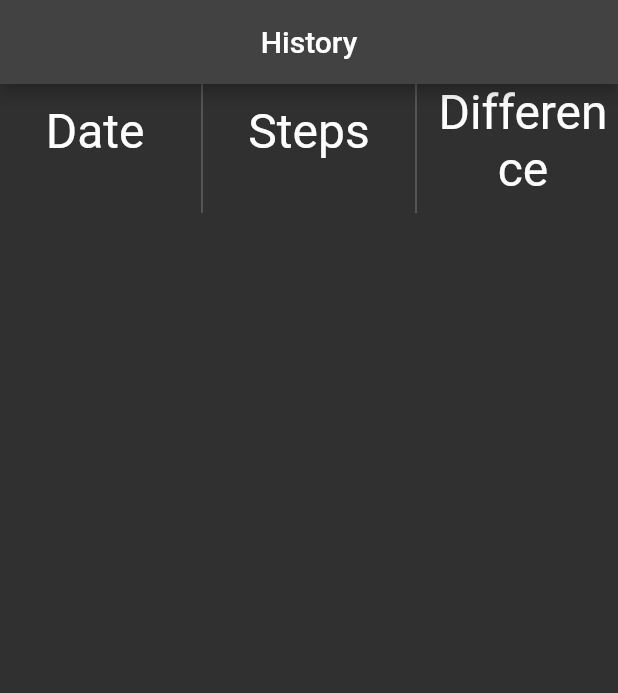
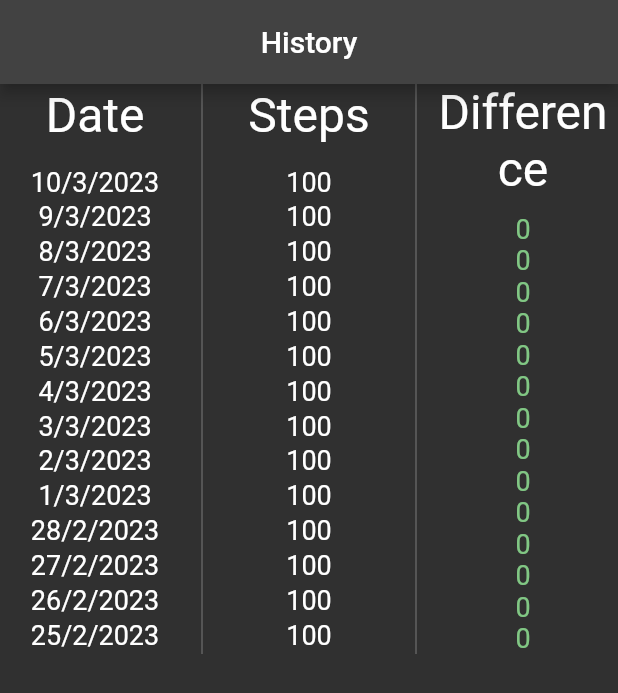
Before and after one commit to Sonorhc314/PI_flutter, a Flutter app: the screen it shows after launch, after a tap on "History", on a phone screen of 412 x 824 dp. Shown: the top 693 px of the screen. Run offline on Flutter 3.47's test engine with Material 2 defaults, Android fonts, the phone set to English and light mode, and no system bars.

Commit message:
history refactoring and progress indication
Started refactoring History (still more needs to be done, but made a good start) and created new class for user data that can be expanded upon later. Also added progress indication on homepage for number of steps in comparison to daily and weekly goal.

```diff
--- a/lib/dialog_button.dart
+++ b/lib/dialog_button.dart
@@ -8,11 +8,11 @@ class DialogButton extends Button {
   DialogButton({
     super.key,
     required super.buttonText,
-    required this.dialogTitle,
+    this.dialogTitle,
     this.dialogText,
   }) : super(onPressed: (BuildContext context) {
     // Creates title and actions for the dialog box
-    Widget title = Text(dialogTitle);
+    Widget title = Text(dialogTitle ?? buttonText);
     List<Widget> actions = [
       TextButton(
         onPressed: () => Navigator.pop(context, 'OK'),
@@ -30,7 +30,7 @@ class DialogButton extends Button {
   });
 
   // The title of the dialog box
-  final String dialogTitle;
+  final String? dialogTitle;
 
   // The text in the main body of the dialog box
   final String? dialogText;
--- a/lib/history.dart
+++ b/lib/history.dart
@@ -1,58 +1,27 @@
 import 'package:flutter/material.dart';
+import 'package:flutter_first/user_data.dart';
 
-class HistoryState extends ChangeNotifier {//stores current history data
-  static var history = <List<int>>[]; //Array storing history in format [dd,mm,yyyy,steps,stepsChangeFromPreviousDay]
-  var prev = 0;
+class History extends StatelessWidget {
+  History({super.key, required this.userData});
 
-  bool addData(int val) {
-    int diff;
-    if (history.isNotEmpty) {
-      diff = val - prev;
-    } else {
-      diff = 0;
-    }
-    history.add([
-      DateTime.now().day,
-      DateTime.now().month,
-      DateTime.now().year,
-      val,
-      diff,
-    ]);
-    prev = val;
-    //notifyListeners(); //Originally planned to use some other method(but it didnt work)
-    return true;
-  }
-}
-class Testing extends StatelessWidget {
-  const Testing({super.key});
+  // User data to be displayed in the table
+  final UserData userData;
+
+  // Text colours for history table
+  final greenText = TextStyle(fontSize: 18, color:Colors.green[300]);
+  final redText = TextStyle(fontSize: 18, color:Colors.red[300]);
+  final titleText = const TextStyle(fontSize:32, color: Colors.white);
+  final normalText = const TextStyle(fontSize:18, color: Colors.white);
 
   @override
   Widget build(BuildContext context) {
-    var appState = HistoryState.history;
-
-    var greenText = TextStyle(fontSize: 18, color:Colors.green[300]);
-    var redText = TextStyle(fontSize: 18, color:Colors.red[300]);
-    var titleText = const TextStyle(fontSize:32, color: Colors.white);
-    var normalText = const TextStyle(fontSize:18, color: Colors.white);
-    /*var style = theme.textTheme.displayMedium!.copyWith(
-      color: theme.colorScheme.primary,
-    );
-    var style2 = theme.textTheme.displaySmall!.copyWith(
-      color: theme.colorScheme.primary,
-    );
-    var redText = theme.textTheme.displaySmall!.copyWith(
-      color: Colors.red[300],
-    );
-    var greenText = theme.textTheme.displaySmall!.copyWith(
-      color: Colors.green[300],
-    );*/
     return MaterialApp(
       theme: ThemeData.dark(),
       home: Scaffold(
         appBar: AppBar(
           title: const Center(
-              child:
-              Text("History")),
+              child: Text("History")
+          ),
         ),
         body: ListView(
           children: [
@@ -67,14 +36,13 @@ class Testing extends StatelessWidget {
                       children: [
                         SizedBox(width:200, child: Text("Date", textAlign: TextAlign.center, style:titleText)),
                         const SizedBox(height:10),
-                        //Container(margin: EdgeInsetsDirectional.only(start:1,end:1),height: 100,color:Colors.blue,),
-                        for (var thing in appState.reversed)
+                        for (DataEntry entry in userData.entries.reversed)
                           SizedBox(width:300, child: Text(
-                              "${thing[0]}/${thing[1]}/${thing[2]}",
+                              "${entry.date.day}/${entry.date.month}/${entry.date.year}",
                               textAlign: TextAlign.center,
                               style:normalText
                             )
-                          ),//Date
+                          ),
                       ]
                     )
                   ),
@@ -85,10 +53,9 @@ class Testing extends StatelessWidget {
                       children: [
                         SizedBox(width:200, child: Text("Steps", textAlign: TextAlign.center, style:titleText)),
                         const SizedBox(height:10),
-                        //Divider(),
-                        for (var thing in appState.reversed)
+                        for (DataEntry entry in userData.entries.reversed)
                           SizedBox(width:200, child: Text(
-                              thing[3].toString(),
+                              entry.steps.toString(),
                               textAlign: TextAlign.center,
                               style: normalText
                             )
@@ -101,43 +68,21 @@ class Testing extends StatelessWidget {
                     child: Column(
                       mainAxisAlignment: MainAxisAlignment.spaceEvenly,
                       children: [
-                        SizedBox(width:200, child: Text("Difference", textAlign: TextAlign.center, style:titleText)),
+                        SizedBox(width:200, child: Text("Difference", textAlign: TextAlign.center, style: titleText)),
                         const SizedBox(height:10),
-                        //Divider(),
-                        for (var thing in appState.reversed)
-                          SizedBox(width:200,child:Text(
-                              (thing[4] > 0 ? '+':'')+thing[4].toString(),
+                        for (DataEntry entry in userData.entries.reversed)
+                          SizedBox(
+                            width:200,
+                            child: Text(
+                              (entry.difference > 0 ? '+' : '') + entry.difference.toString(),
                               textAlign: TextAlign.center,
-                              style: thing[4] >= 0 ? greenText:redText
+                              style: entry.difference >= 0 ? greenText : redText
                             )
                           )
                       ],
                     ),
                   )
-
-                  /*
-                  Row(
-                    mainAxisAlignment: MainAxisAlignment.spaceEvenly,
-                    children: [
-                      SizedBox(width:200, child: Text("Date", style:style)),
-                      SizedBox(width:200, child: Text("Steps", style:style)),
-                      SizedBox(width:200, child: Text("Difference", style:style)),
-                    ]
-                  ),
-                  Divider(),
-                  for (var thing in appState.history.reversed) IntrinsicHeight(
-                    child: Row(
-                        mainAxisSize: MainAxisSize.min,
-                        mainAxisAlignment: MainAxisAlignment.spaceEvenly,
-                        children: [
-                          SizedBox(width:200, child: Text("${thing[0]}/${thing[1]}/${thing[2]}",style:style2)),
-                          VerticalDivider(),
-                          SizedBox(width:200, child: Text(thing[3].toString(),style:style2)),
-                          VerticalDivider(),
-                          SizedBox(width:200,child:Text((thing[4] > 0 ? '+':'')+thing[4].toString(),style: thing[4] >= 0 ? greenText:redText)
-                        ),]),
-                  ),
-                */],
+                ],
               ),
             ),
           ],
--- a/lib/main.dart
+++ b/lib/main.dart
@@ -1,5 +1,8 @@
 import 'package:flutter/material.dart';
+
+import 'package:flutter_first/user_data.dart';
 import 'package:flutter_first/history.dart';
+
 import 'package:flutter_first/button.dart';
 import 'package:flutter_first/dialog_button.dart';
 import 'package:flutter_first/text_box_button.dart';
@@ -34,14 +37,17 @@ class Home extends StatefulWidget {
   const Home({super.key});
 
   @override
-  State<Home> createState() => _Home();
+  State<Home> createState() => _HomeState();
 }
 
-class _Home extends State<Home> {
-  var history = HistoryState();
-  int dailyGoal = 0;
-  int weeklyGoal = 0;
+class _HomeState extends State<Home> {
+  // Default state values
+  int dailyGoal = 4000;
+  int weeklyGoal = 30000;
   String username = "User";
+
+  // Creates new user data table (later this can be fetched from database)
+  final UserData userData = UserData();
 
   @override
   Widget build(BuildContext context) {
@@ -55,37 +61,37 @@ class _Home extends State<Home> {
           const SizedBox(height: 8),
           Center(
             child: Text(
-              "Welcome, $username\n\nYour current goals:\n",
+              "Welcome, $username\n\nYour current progress:\n",
               style: const TextStyle(
                 fontSize: 20.0,
               ),
+              textAlign: TextAlign.center,
             ),
           ),
           Center(
             child: Text(
-              "Weekly goal: $weeklyGoal\n"
-                  "Daily goal: $dailyGoal",
+              "Daily progress: ${userData.getDailyTotal()}/$dailyGoal\n"
+              "Weekly progress: ${userData.getWeeklyTotal()}/$weeklyGoal",
               style: const TextStyle(
                 fontSize: 17.0,
               ),
+              textAlign: TextAlign.center,
             ),
           ),
           const SizedBox(height: 30),
           TextBoxDialogButton(
             buttonText: "Log Steps",
-            dialogTitle: "Log Steps",
             textBoxHint: "Enter steps...",
             dialogActions: [
               DialogAction("Submit", (TextEditingController t) {
                 int? steps = int.tryParse(t.text);
-                if (steps != null) history.addData(steps);
+                if (steps != null) setState(() => userData.addEntry(steps));
               }),
               DialogAction("Cancel", null)
             ],
           ),
           TextBoxDialogButton(
             buttonText: "Change/Set Goals",
-            dialogTitle: "Change/Set Goals",
             textBoxHint: "Enter new goal...",
             dialogActions: [
               DialogAction("Daily Goal", (TextEditingController t) {
@@ -104,16 +110,16 @@ class _Home extends State<Home> {
           Button(
             buttonText: "History",
             onPressed: (BuildContext context) {
-              Navigator.push(context, MaterialPageRoute(builder: (context) => const Testing(),));
+              Navigator.push(
+                context, MaterialPageRoute(builder: (context) => History(userData: userData),
+              ));
             },
           ),
           DialogButton(
             buttonText: "Recommendations",
-            dialogTitle: "Recommendations",
           ),
           DialogButton(
             buttonText: "Weekly Report",
-            dialogTitle: "Weekly Report",
           ),
         ],
       ),
--- /dev/null
+++ b/lib/user_data.dart
@@ -0,0 +1,66 @@
+// A singular entry in the user data table
+class DataEntry {
+  final DateTime date;
+  final int steps;
+  final int difference;
+
+  DataEntry(this.date, this.steps, this.difference);
+}
+
+// Class to store all of a user's data
+class UserData {
+  // Add 2 weeks of data for testing
+  UserData() {
+    DateTime startDate = DateTime(2023, 2, 25);
+    for (int i = 0; i < 14; i++) {
+      entries.add(DataEntry(startDate.add(Duration(days: i)), 100, 0));
+    }
+  }
+
+  // All data entries for this user
+  List<DataEntry> entries = [];
+
+  // Adds a new entry for the current date
+  void addEntry(int steps) {
+    entries.add(DataEntry(
+      DateTime.now(), steps,
+      entries.isEmpty ? 0 : steps - entries.last.steps
+    ));
+  }
+
+  // Gets the total amount of steps on days that satisfy a given condition
+  int getTotal(bool Function(DateTime, DateTime) dateCondition, DateTime comparisonDate) {
+    int total = 0;
+    for (DataEntry entry in entries) {
+      if (dateCondition(entry.date, comparisonDate)) {
+        total += entry.steps;
+      }
+    }
+    return total;
+  }
+
+  // Checks if two DateTimes are the same day
+  bool isSameDay(DateTime date1, DateTime date2) =>
+    date1.day == date2.day && isSameMonth(date1, date2);
+
+  // Checks if two DateTimes are the same month
+  bool isSameMonth(DateTime date1, DateTime date2) =>
+    date1.month == date2.month && isSameYear(date1, date2);
+
+  // Checks if two DateTimes are the same year
+  bool isSameYear(DateTime date1, DateTime date2) => date1.year == date2.year;
+
+  // Checks if two DateTimes are the same week
+  bool isSameWeek(DateTime date1, DateTime date2) {
+    DateTime weekStart = DateTime(date1.year, date1.month, date1.day - date1.weekday + 1);
+    DateTime weekEnd = DateTime(date1.year, date1.month, date1.day + 7 - date1.weekday + 1);
+    bool sameWeek = date2.compareTo(weekStart) >= 0 && date2.compareTo(weekEnd) < 0;
+    return sameWeek;
+  }
+
+  // Functions to get totals for the above conditions
+  int getDailyTotal() => getTotal(isSameDay, DateTime.now());
+  int getWeeklyTotal() => getTotal(isSameWeek, DateTime.now());
+  int getMonthlyTotal() => getTotal(isSameMonth, DateTime.now());
+  int getYearlyTotal() => getTotal(isSameYear, DateTime.now());
+}
```
Also changed, not shown: lib/old/old_history.dart (added, +137 -0 lines), lib/text_box_button.dart (+6 -6 lines), lib/old/old_button.dart (renamed from lib/old_button.dart).
